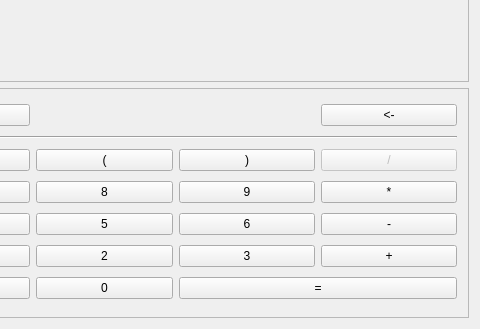
Above: Calculator/mainwindow.ui from tqqqqt/SimpleCalculator before the change; both pictures show x 129 to 609 and y 177 to 506 of the 609 by 506 pixel window. Below: the same form after it.
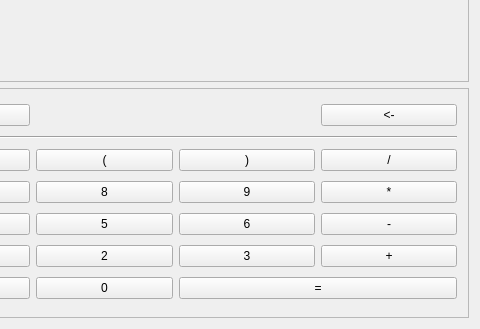
That is the form after the change.

Commit message: activate div button

The edit to the form file:
```diff
--- a/Calculator/mainwindow.ui
+++ b/Calculator/mainwindow.ui
@@ -199,7 +199,7 @@
        <item row="2" column="3">
         <widget class="QPushButton" name="pushButton_devide">
          <property name="enabled">
-          <bool>false</bool>
+          <bool>true</bool>
          </property>
          <property name="text">
           <string>/</string>
```
